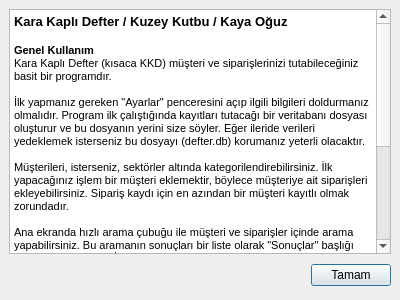
Old version of the form formYardim.ui in the repository koguz/karakaplidefter.
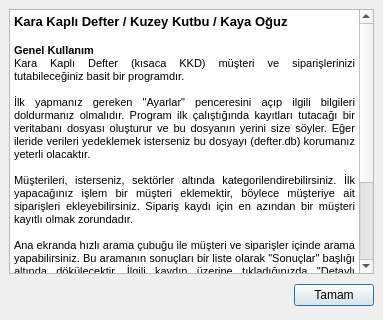
New version of the form. Icons and pictures are not drawn.

The edit to the form file:
```diff
--- a/formYardim.ui
+++ b/formYardim.ui
@@ -3,13 +3,13 @@
  <comment></comment>
  <exportmacro></exportmacro>
  <class>formYardim</class>
- <widget class="QDialog" name="formYardim" >
-  <property name="geometry" >
+ <widget class="QDialog" name="formYardim">
+  <property name="geometry">
    <rect>
     <x>0</x>
     <y>0</y>
-    <width>400</width>
-    <height>300</height>
+    <width>383</width>
+    <height>320</height>
    </rect>
   </property>
   <property name="windowTitle" >
@@ -18,28 +18,47 @@
   <property name="windowIcon" >
    <iconset resource="simgeler.qrc" >:/new/prefix1/icons/help.png</iconset>
   </property>
-  <layout class="QVBoxLayout" >
-   <property name="margin" >
-    <number>9</number>
-   </property>
-   <property name="spacing" >
+  <layout class="QVBoxLayout">
+   <property name="spacing">
     <number>6</number>
    </property>
+   <property name="margin">
+    <number>9</number>
+   </property>
    <item>
-    <widget class="QTextBrowser" name="textBrowser" >
-     <property name="html" >
-      <string>&lt;html>&lt;head>&lt;meta name="qrichtext" content="1" />&lt;/head>&lt;body style=" white-space: pre-wrap; font-family:MS Shell Dlg 2; font-size:8.25pt; font-weight:400; font-style:normal; text-decoration:none;">&lt;p style=" margin-top:0px; margin-bottom:0px; margin-left:0px; margin-right:0px; -qt-block-indent:0; text-indent:0px; font-size:8pt; font-weight:600;">&lt;span style=" font-size:10pt;">Kara Kaplı Defter / Kuzey Kutbu / Kaya Oğuz&lt;/span>&lt;/p>&lt;p style="-qt-paragraph-type:empty; margin-top:0px; margin-bottom:0px; margin-left:0px; margin-right:0px; -qt-block-indent:0; text-indent:0px; font-size:10pt; font-weight:600;">&lt;/p>&lt;p style=" margin-top:0px; margin-bottom:0px; margin-left:0px; margin-right:0px; -qt-block-indent:0; text-indent:0px; font-size:8pt; font-weight:600;">Genel Kullanım&lt;/p>&lt;p style=" margin-top:0px; margin-bottom:0px; margin-left:0px; margin-right:0px; -qt-block-indent:0; text-indent:0px; font-size:8pt;">Kara Kaplı Defter (kısaca KKD) müşteri ve siparişlerinizi tutabileceğiniz basit bir programdır.&lt;/p>&lt;p style="-qt-paragraph-type:empty; margin-top:0px; margin-bottom:0px; margin-left:0px; margin-right:0px; -qt-block-indent:0; text-indent:0px; font-size:8pt;">&lt;/p>&lt;p style=" margin-top:0px; margin-bottom:0px; margin-left:0px; margin-right:0px; -qt-block-indent:0; text-indent:0px; font-size:8pt;">İlk yapmanız gereken "Ayarlar" penceresini açıp ilgili bilgileri doldurmanız olmalıdır. Program ilk çalıştığında kayıtları tutacağı bir veritabanı dosyası oluşturur ve bu dosyanın yerini size söyler. Eğer ileride verileri yedeklemek isterseniz bu dosyayı (defter.db) korumanız yeterli olacaktır.&lt;/p>&lt;p style="-qt-paragraph-type:empty; margin-top:0px; margin-bottom:0px; margin-left:0px; margin-right:0px; -qt-block-indent:0; text-indent:0px; font-size:8pt;">&lt;/p>&lt;p style=" margin-top:0px; margin-bottom:0px; margin-left:0px; margin-right:0px; -qt-block-indent:0; text-indent:0px; font-size:8pt;">Müşterileri, isterseniz, sektörler altında kategorilendirebilirsiniz. İlk yapacağınız işlem bir müşteri eklemektir, böylece müşteriye ait siparişleri ekleyebilirsiniz. Sipariş kaydı için en azından bir müşteri kayıtlı olmak zorundadır. &lt;/p>&lt;p style="-qt-paragraph-type:empty; margin-top:0px; margin-bottom:0px; margin-left:0px; margin-right:0px; -qt-block-indent:0; text-indent:0px; font-size:8pt;">&lt;/p>&lt;p style=" margin-top:0px; margin-bottom:0px; margin-left:0px; margin-right:0px; -qt-block-indent:0; text-indent:0px; font-size:8pt;">Ana ekranda hızlı arama çubuğu ile müşteri ve siparişler içinde arama yapabilirsiniz. Bu aramanın sonuçları bir liste olarak "Sonuçlar" başlığı altında dökülecektir. İlgili kaydın üzerine tıkladığınızda "Detaylı Bilgiler" bölümünde kaydın detaylarını görebilirsiniz.&lt;/p>&lt;p style="-qt-paragraph-type:empty; margin-top:0px; margin-bottom:0px; margin-left:0px; margin-right:0px; -qt-block-indent:0; text-indent:0px; font-size:8pt;">&lt;/p>&lt;p style=" margin-top:0px; margin-bottom:0px; margin-left:0px; margin-right:0px; -qt-block-indent:0; text-indent:0px; font-size:8pt;">Yazdırma seçeneği ile "Detaylı Bilgiler" bölümünde ne görünüyorsa, onu doğrudan yüklü sürücülerinize gönderebilirsiniz.&lt;/p>&lt;p style="-qt-paragraph-type:empty; margin-top:0px; margin-bottom:0px; margin-left:0px; margin-right:0px; -qt-block-indent:0; text-indent:0px; font-size:8pt;">&lt;/p>&lt;p style=" margin-top:0px; margin-bottom:0px; margin-left:0px; margin-right:0px; -qt-block-indent:0; text-indent:0px; font-size:8pt;">Detaylı Arama ile belli tarihler arasında, ya da sipariş / teslim tarihleri kriterlerine göre arayabilirsiniz.&lt;/p>&lt;p style="-qt-paragraph-type:empty; margin-top:0px; margin-bottom:0px; margin-left:0px; margin-right:0px; -qt-block-indent:0; text-indent:0px; font-size:8pt;">&lt;/p>&lt;p style=" margin-top:0px; margin-bottom:0px; margin-left:0px; margin-right:0px; -qt-block-indent:0; text-indent:0px; font-size:8pt;">Rapor ile aylık ya da günlük siparişlerinizi listeletebilirsiniz.&lt;/p>&lt;p style="-qt-paragraph-type:empty; margin-top:0px; margin-bottom:0px; margin-left:0px; margin-right:0px; -qt-block-indent:0; text-indent:0px; font-size:8pt;">&lt;/p>&lt;p style=" margin-top:0px; margin-bottom:0px; margin-left:0px; margin-right:0px; -qt-block-indent:0; text-indent:0px; font-size:8pt;">E-posta ile belli kişilere ve / veya bir sektördeki tüm müşterilerinize e-posta gönderebilirsiniz. Bunun için mutlaka "Ayarlar" penceresinde uygun yerleri uygun şekilde doldurun.&lt;/p>&lt;/body>&lt;/html></string>
+    <widget class="QTextBrowser" name="textBrowser">
+     <property name="html">
+      <string>&lt;!DOCTYPE HTML PUBLIC &quot;-//W3C//DTD HTML 4.0//EN&quot; &quot;http://www.w3.org/TR/REC-html40/strict.dtd&quot;&gt;
+&lt;html&gt;&lt;head&gt;&lt;meta name=&quot;qrichtext&quot; content=&quot;1&quot; /&gt;&lt;style type=&quot;text/css&quot;&gt;
+p, li { white-space: pre-wrap; }
+&lt;/style&gt;&lt;/head&gt;&lt;body style=&quot; font-family:'Ubuntu'; font-size:9pt; font-weight:400; font-style:normal;&quot;&gt;
+&lt;p align=&quot;justify&quot; style=&quot; margin-top:0px; margin-bottom:0px; margin-left:0px; margin-right:0px; -qt-block-indent:0; text-indent:0px;&quot;&gt;&lt;span style=&quot; font-family:'MS Shell Dlg 2'; font-size:10pt; font-weight:600;&quot;&gt;Kara Kaplı Defter / Kuzey Kutbu / Kaya Oğuz&lt;/span&gt;&lt;/p&gt;
+&lt;p align=&quot;justify&quot; style=&quot;-qt-paragraph-type:empty; margin-top:0px; margin-bottom:0px; margin-left:0px; margin-right:0px; -qt-block-indent:0; text-indent:0px; font-family:'MS Shell Dlg 2'; font-size:10pt; font-weight:600;&quot;&gt;&lt;br /&gt;&lt;/p&gt;
+&lt;p align=&quot;justify&quot; style=&quot; margin-top:0px; margin-bottom:0px; margin-left:0px; margin-right:0px; -qt-block-indent:0; text-indent:0px;&quot;&gt;&lt;span style=&quot; font-family:'MS Shell Dlg 2'; font-size:8pt; font-weight:600;&quot;&gt;Genel Kullanım&lt;/span&gt;&lt;/p&gt;
+&lt;p align=&quot;justify&quot; style=&quot; margin-top:0px; margin-bottom:0px; margin-left:0px; margin-right:0px; -qt-block-indent:0; text-indent:0px;&quot;&gt;&lt;span style=&quot; font-family:'MS Shell Dlg 2'; font-size:8pt;&quot;&gt;Kara Kaplı Defter (kısaca KKD) müşteri ve siparişlerinizi tutabileceğiniz basit bir programdır.&lt;/span&gt;&lt;/p&gt;
+&lt;p align=&quot;justify&quot; style=&quot;-qt-paragraph-type:empty; margin-top:0px; margin-bottom:0px; margin-left:0px; margin-right:0px; -qt-block-indent:0; text-indent:0px; font-family:'MS Shell Dlg 2'; font-size:8pt;&quot;&gt;&lt;br /&gt;&lt;/p&gt;
+&lt;p align=&quot;justify&quot; style=&quot; margin-top:0px; margin-bottom:0px; margin-left:0px; margin-right:0px; -qt-block-indent:0; text-indent:0px;&quot;&gt;&lt;span style=&quot; font-family:'MS Shell Dlg 2'; font-size:8pt;&quot;&gt;İlk yapmanız gereken &amp;quot;Ayarlar&amp;quot; penceresini açıp ilgili bilgileri doldurmanız olmalıdır. Program ilk çalıştığında kayıtları tutacağı bir veritabanı dosyası oluşturur ve bu dosyanın yerini size söyler. Eğer ileride verileri yedeklemek isterseniz bu dosyayı (defter.db) korumanız yeterli olacaktır.&lt;/span&gt;&lt;/p&gt;
+&lt;p align=&quot;justify&quot; style=&quot;-qt-paragraph-type:empty; margin-top:0px; margin-bottom:0px; margin-left:0px; margin-right:0px; -qt-block-indent:0; text-indent:0px; font-family:'MS Shell Dlg 2'; font-size:8pt;&quot;&gt;&lt;br /&gt;&lt;/p&gt;
+&lt;p align=&quot;justify&quot; style=&quot; margin-top:0px; margin-bottom:0px; margin-left:0px; margin-right:0px; -qt-block-indent:0; text-indent:0px;&quot;&gt;&lt;span style=&quot; font-family:'MS Shell Dlg 2'; font-size:8pt;&quot;&gt;Müşterileri, isterseniz, sektörler altında kategorilendirebilirsiniz. İlk yapacağınız işlem bir müşteri eklemektir, böylece müşteriye ait siparişleri ekleyebilirsiniz. Sipariş kaydı için en azından bir müşteri kayıtlı olmak zorundadır. &lt;/span&gt;&lt;/p&gt;
+&lt;p align=&quot;justify&quot; style=&quot;-qt-paragraph-type:empty; margin-top:0px; margin-bottom:0px; margin-left:0px; margin-right:0px; -qt-block-indent:0; text-indent:0px; font-family:'MS Shell Dlg 2'; font-size:8pt;&quot;&gt;&lt;br /&gt;&lt;/p&gt;
+&lt;p align=&quot;justify&quot; style=&quot; margin-top:0px; margin-bottom:0px; margin-left:0px; margin-right:0px; -qt-block-indent:0; text-indent:0px;&quot;&gt;&lt;span style=&quot; font-family:'MS Shell Dlg 2'; font-size:8pt;&quot;&gt;Ana ekranda hızlı arama çubuğu ile müşteri ve siparişler içinde arama yapabilirsiniz. Bu aramanın sonuçları bir liste olarak &amp;quot;Sonuçlar&amp;quot; başlığı altında dökülecektir. İlgili kaydın üzerine tıkladığınızda &amp;quot;Detaylı Bilgiler&amp;quot; bölümünde kaydın detaylarını görebilirsiniz.&lt;/span&gt;&lt;/p&gt;
+&lt;p align=&quot;justify&quot; style=&quot;-qt-paragraph-type:empty; margin-top:0px; margin-bottom:0px; margin-left:0px; margin-right:0px; -qt-block-indent:0; text-indent:0px; font-family:'MS Shell Dlg 2'; font-size:8pt;&quot;&gt;&lt;br /&gt;&lt;/p&gt;
+&lt;p align=&quot;justify&quot; style=&quot; margin-top:0px; margin-bottom:0px; margin-left:0px; margin-right:0px; -qt-block-indent:0; text-indent:0px;&quot;&gt;&lt;span style=&quot; font-family:'MS Shell Dlg 2'; font-size:8pt;&quot;&gt;Yazdırma seçeneği ile &amp;quot;Detaylı Bilgiler&amp;quot; bölümünde ne görünüyorsa, onu doğrudan yüklü sürücülerinize gönderebilirsiniz.&lt;/span&gt;&lt;/p&gt;
+&lt;p align=&quot;justify&quot; style=&quot;-qt-paragraph-type:empty; margin-top:0px; margin-bottom:0px; margin-left:0px; margin-right:0px; -qt-block-indent:0; text-indent:0px; font-family:'MS Shell Dlg 2'; font-size:8pt;&quot;&gt;&lt;br /&gt;&lt;/p&gt;
+&lt;p align=&quot;justify&quot; style=&quot; margin-top:0px; margin-bottom:0px; margin-left:0px; margin-right:0px; -qt-block-indent:0; text-indent:0px;&quot;&gt;&lt;span style=&quot; font-family:'MS Shell Dlg 2'; font-size:8pt;&quot;&gt;Detaylı Arama ile belli tarihler arasında, ya da sipariş / teslim tarihleri kriterlerine göre arayabilirsiniz.&lt;/span&gt;&lt;/p&gt;
+&lt;p align=&quot;justify&quot; style=&quot;-qt-paragraph-type:empty; margin-top:0px; margin-bottom:0px; margin-left:0px; margin-right:0px; -qt-block-indent:0; text-indent:0px; font-family:'MS Shell Dlg 2'; font-size:8pt;&quot;&gt;&lt;br /&gt;&lt;/p&gt;
+&lt;p align=&quot;justify&quot; style=&quot; margin-top:0px; margin-bottom:0px; margin-left:0px; margin-right:0px; -qt-block-indent:0; text-indent:0px;&quot;&gt;&lt;span style=&quot; font-family:'MS Shell Dlg 2'; font-size:8pt;&quot;&gt;Rapor ile aylık ya da günlük siparişlerinizi listeletebilirsiniz.&lt;/span&gt;&lt;/p&gt;&lt;/body&gt;&lt;/html&gt;</string>
      </property>
     </widget>
    </item>
    <item>
-    <layout class="QHBoxLayout" >
-     <property name="margin" >
-      <number>0</number>
-     </property>
-     <property name="spacing" >
+    <layout class="QHBoxLayout">
+     <property name="spacing">
       <number>6</number>
      </property>
+     <property name="margin">
+      <number>0</number>
+     </property>
      <item>
       <spacer>
        <property name="orientation" >
```
Left out of the diff: 28 changed lines with no effect on the pictures.
